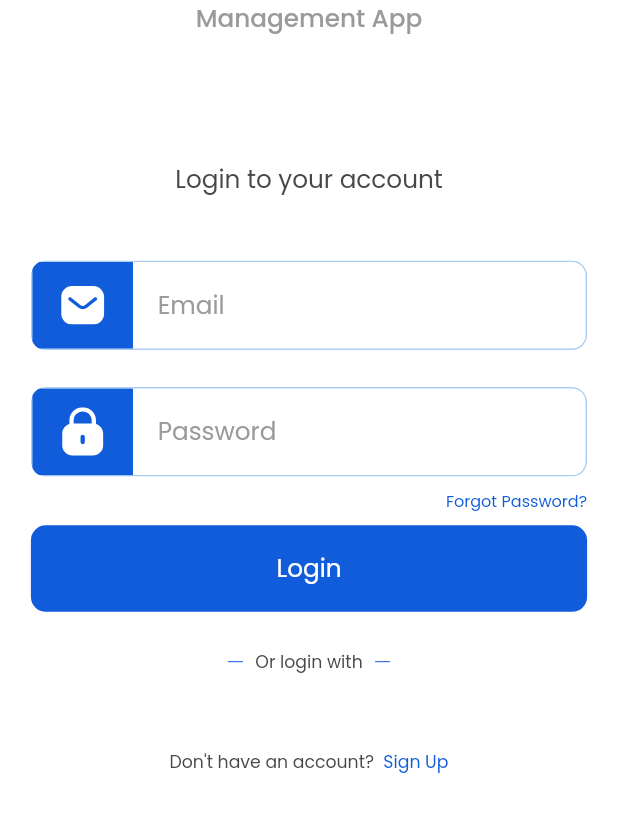
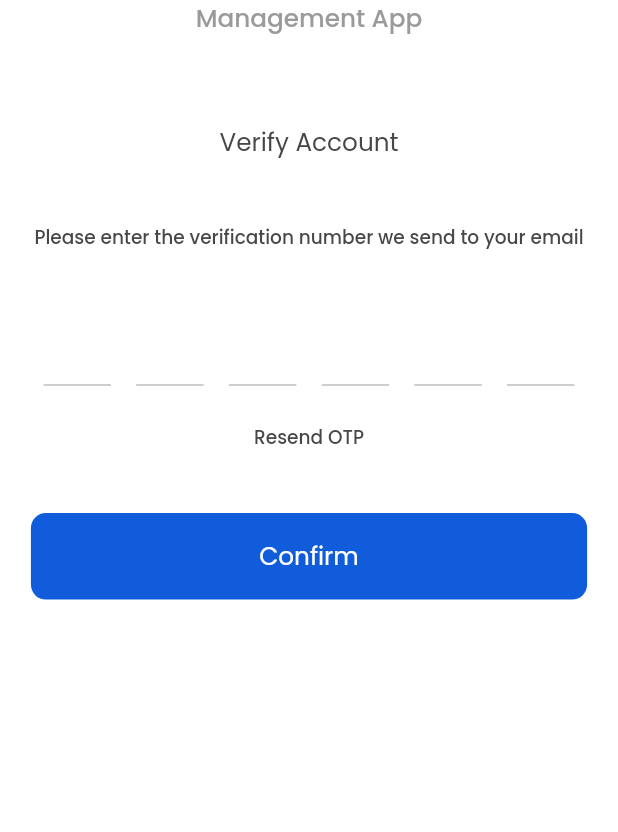
Before and after one commit to typecasted/tasq, a Flutter app: the screen it shows after launch, on a phone screen of 412 x 824 dp, the part 185-1017 px from its top. Run offline on Flutter 3.47's test engine with Material 2 defaults, Android fonts, the phone set to English and light mode, and no system bars; drawn by our look-alikes of otp_text_field; our stand-ins replace flutter_svg, get, hive_flutter; accounts and stored records are empty; network calls fail.

Commit message:
- added otp screen

```diff
--- a/lib/main.dart
+++ b/lib/main.dart
@@ -1,4 +1,5 @@
 import 'package:flutter/material.dart';
+import 'package:tasq/modules/otp/otp_screen.dart';
 import 'package:tasq/utils/local_storage.dart';
 import './utils/app_colors.dart';
 import './modules/sign_in/sign_in_screen.dart';
@@ -23,7 +24,7 @@ class MyApp extends StatelessWidget {
         primarySwatch: AppColors.materialColor,
         scaffoldBackgroundColor: Colors.white,
       ),
-      home: const SignInScreen(),
+      home: const OTPScreen(),
     );
   }
 }
--- /dev/null
+++ b/lib/modules/otp/otp_controller.dart
@@ -0,0 +1,13 @@
+import 'package:flutter/material.dart';
+import 'package:get/get.dart';
+import 'package:otp_text_field/otp_field.dart';
+
+class OTPController extends GetxController {
+  OtpFieldController otpTextController = OtpFieldController();
+
+  @override
+  void onInit() {
+    super.onInit();
+    otpTextController = OtpFieldController();
+  }
+}
--- /dev/null
+++ b/lib/modules/otp/otp_screen.dart
@@ -0,0 +1,169 @@
+import 'dart:developer';
+
+import 'package:flutter/material.dart';
+import 'package:get/get.dart';
+import 'package:otp_text_field/otp_field.dart';
+import 'package:otp_text_field/otp_field_style.dart';
+import 'package:otp_text_field/style.dart';
+import 'package:tasq/common_widgets/common_button.dart';
+
+import '../../utils/app_colors.dart';
+import '../../utils/app_strings.dart';
+import '../../utils/fonts.gen.dart';
+import 'otp_controller.dart';
+
+class OTPScreen extends StatefulWidget {
+  const OTPScreen({super.key});
+
+  @override
+  State<OTPScreen> createState() => _OTPScreenState();
+}
+
+class _OTPScreenState extends State<OTPScreen> {
+  OTPController otpController = Get.put(OTPController());
+
+  @override
+  void initState() {
+    super.initState();
+    otpController.onInit();
+  }
+
+  @override
+  dispose() {
+    otpController.onClose();
+    otpController.dispose();
+    super.dispose();
+  }
+
+  @override
+  Widget build(BuildContext context) {
+    return Scaffold(
+      body: Padding(
+        padding: EdgeInsets.symmetric(
+          horizontal: Get.width * 0.05,
+          vertical: Get.height * 0.1,
+        ),
+        child: SingleChildScrollView(
+          child: Center(
+            child: Column(
+              crossAxisAlignment: CrossAxisAlignment.center,
+              children: [
+                /// App Name
+                Column(
+                  children: [
+                    Text(
+                      AppStrings.appName,
+                      style: TextStyle(
+                        fontSize: Get.height * 0.04,
+                        color: AppColors.primaryColor,
+                        fontFamily: FontFamily.righteous,
+                        fontWeight: FontWeight.bold,
+                      ),
+                    ),
+                    Text(
+                      AppStrings.managementApp,
+                      style: TextStyle(
+                        fontSize: Get.height * 0.02,
+                        color: AppColors.greyHintTextColor,
+                        fontFamily: FontFamily.poppins,
+                        fontWeight: FontWeight.w500,
+                      ),
+                    ),
+                  ],
+                ),
+
+                SizedBox(
+                  height: Get.height * 0.07,
+                ),
+
+                Center(
+                  child: Text(
+                    AppStrings.verifyAccount,
+                    style: TextStyle(
+                      fontSize: Get.height * 0.02,
+                      color: AppColors.solidTextColor,
+                      fontFamily: FontFamily.poppins,
+                      fontWeight: FontWeight.w400,
+                    ),
+                  ),
+                ),
+
+                SizedBox(
+                  height: Get.height * 0.05,
+                ),
+
+                Center(
+                  child: Text(
+                    AppStrings.enterVerificationNumber,
+                    style: TextStyle(
+                      fontSize: Get.height * 0.015,
+                      color: AppColors.solidTextColor,
+                      fontFamily: FontFamily.poppins,
+                      fontWeight: FontWeight.w500,
+                    ),
+                    textAlign: TextAlign.center,
+                  ),
+                ),
+
+                SizedBox(
+                  height: Get.height * 0.05,
+                ),
+
+                OTPTextField(
+                    controller: otpController.otpTextController,
+                    length: 6,
+                    width: MediaQuery.of(context).size.width,
+                    textFieldAlignment: MainAxisAlignment.spaceAround,
+                    fieldWidth: 45,
+                    keyboardType: TextInputType.text,
+                    fieldStyle: FieldStyle.underline,
+                    otpFieldStyle: OtpFieldStyle(
+                      borderColor: AppColors.primaryColor,
+                    ),
+                    outlineBorderRadius: 15,
+                    style: const TextStyle(fontSize: 17),
+                    onChanged: (pin) {
+                      log("Changed: $pin");
+                    },
+                    onCompleted: (pin) {
+                      log("Completed: $pin");
+                    }),
+
+                SizedBox(
+                  height: Get.height * 0.03,
+                ),
+
+                /// Resend OTP
+                Align(
+                  alignment: Alignment.centerRight,
+                  child: Center(
+                    child: Text(
+                      AppStrings.resendOTP,
+                      style: TextStyle(
+                        fontSize: Get.height * 0.015,
+                        color: AppColors.solidTextColor,
+                        fontFamily: FontFamily.poppins,
+                        fontWeight: FontWeight.w500,
+                      ),
+                      textAlign: TextAlign.center,
+                    ),
+                  ),
+                ),
+
+                /// Continue Button
+                SizedBox(
+                  height: Get.height * 0.05,
+                ),
+
+                CommonButton(
+                  text: AppStrings.confirm,
+                  onTap: () {},
+                ),
+              ],
+            ),
+          ),
+        ),
+      ),
+    );
+  }
+}
--- a/lib/utils/app_strings.dart
+++ b/lib/utils/app_strings.dart
@@ -57,4 +57,12 @@ class AppStrings {
   static String totalTasks = 'Total Tasks';
 
   static String completedTasks = 'Completed Tasks';
+
+  static String verifyAccount = 'Verify Account';
+
+  static String enterVerificationNumber = "Please enter the verification number we send to your email";
+
+  static String resendOTP = 'Resend OTP';
+
+  static String confirm = 'Confirm';
 }
--- a/lib/utils/local_storage.dart
+++ b/lib/utils/local_storage.dart
@@ -1,4 +1,3 @@
-import 'package:hive/hive.dart';
 import 'package:hive_flutter/hive_flutter.dart';
 import 'package:tasq/models/user_model.dart';
 
--- a/lib/utils/network_services/network_services.dart
+++ b/lib/utils/network_services/network_services.dart
@@ -7,7 +7,7 @@ import 'package:http/http.dart' as http;
 
 class NetworkServices {
   /// - [baseUrl] is the base url of the backend
-  static const String baseUrl = "http://192.168.1.39:5000";
+  static const String baseUrl = "http://192.168.1.39:3000";
 
   static Future<http.Response?> get({
     required String path,
--- a/pubspec.yaml
+++ b/pubspec.yaml
@@ -18,6 +18,7 @@ dependencies:
   http: ^0.13.5
   hive: ^2.2.3
   hive_flutter: ^1.1.0
+  otp_text_field: ^1.1.3
 
 dev_dependencies:
   flutter_test:
```
